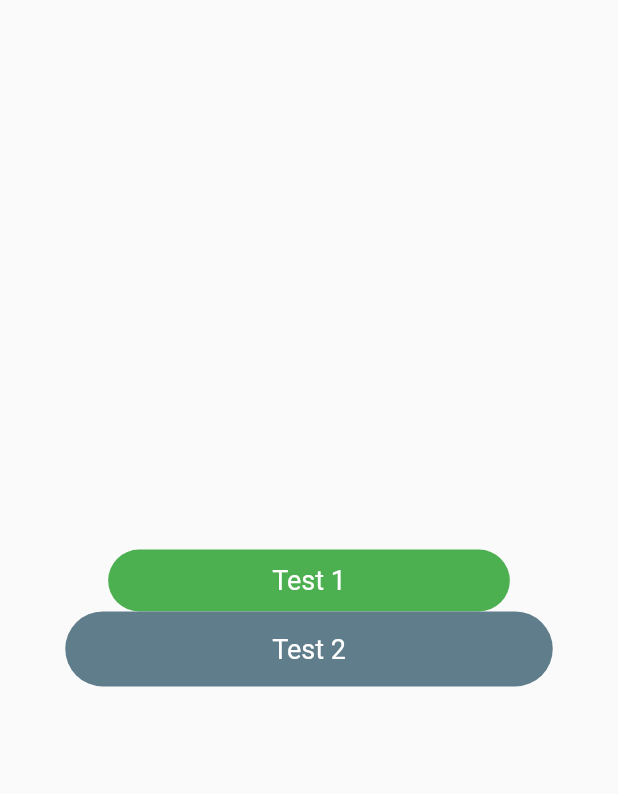
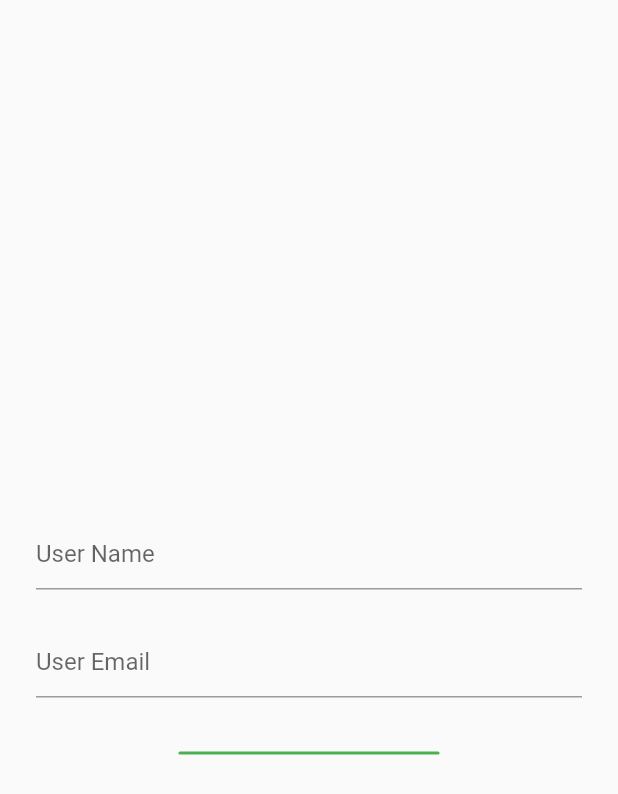
Before and after one commit to baalcoder/flutter_first_app_balcoder, a Flutter app: the screen it shows after launch, on a phone screen of 412 x 824 dp. Shown: the top 794 px of the screen. Run offline on Flutter 3.47's test engine with Material 2 defaults, Android fonts, the phone set to English and light mode, and no system bars.

Commit message:
Textformfield with controller

```diff
--- a/lib/ui/user/user_form_page.dart
+++ b/lib/ui/user/user_form_page.dart
@@ -9,6 +9,18 @@ class UserFormPage extends StatefulWidget {
 }
 
 class _UserFormPageState extends State<UserFormPage> {
+  late TextEditingController _controllerName;
+  late TextEditingController _controllerEmail;
+
+  @override
+  void initState() {
+    // TODO: implement initState
+    super.initState();
+
+    _controllerName = new TextEditingController(text: "");
+    _controllerEmail = new TextEditingController(text: "");
+  }
+
   @override
   Widget build(BuildContext context) {
     double _height = MediaQuery.of(context).size.height * 0.05;
@@ -20,17 +32,31 @@ class _UserFormPageState extends State<UserFormPage> {
             child: Column(
           children: [
             Spacer(),
-            CustomContainer(
-              titleText: "Test 1",
-              sizeHeight: _height,
-              sizeWidth: _width,
-              color: Colors.green,
+            Padding(
+              padding: const EdgeInsets.all(24.0),
+              child: TextFormField(
+                controller: _controllerName,
+                decoration: InputDecoration(hintText: "User Name"),
+              ),
             ),
-            CustomContainer(
-              titleText: "Test 2",
-              sizeHeight: 50,
-              sizeWidth: 325,
-              color: Colors.blueGrey,
+            Padding(
+              padding: const EdgeInsets.only(left: 24, right: 24, bottom: 36),
+              child: TextFormField(
+                controller: _controllerEmail,
+                decoration: InputDecoration(hintText: "User Email"),
+              ),
+            ),
+            GestureDetector(
+              onTap: () {
+                print("User Name: " + _controllerName.text);
+                print("User Email: " + _controllerEmail.text);
+              },
+              child: CustomContainer(
+                titleText: "Add User",
+                sizeHeight: _height * 0.05,
+                sizeWidth: _width * 0.65,
+                color: Colors.green,
+              ),
             ),
             Spacer(),
           ],
```
